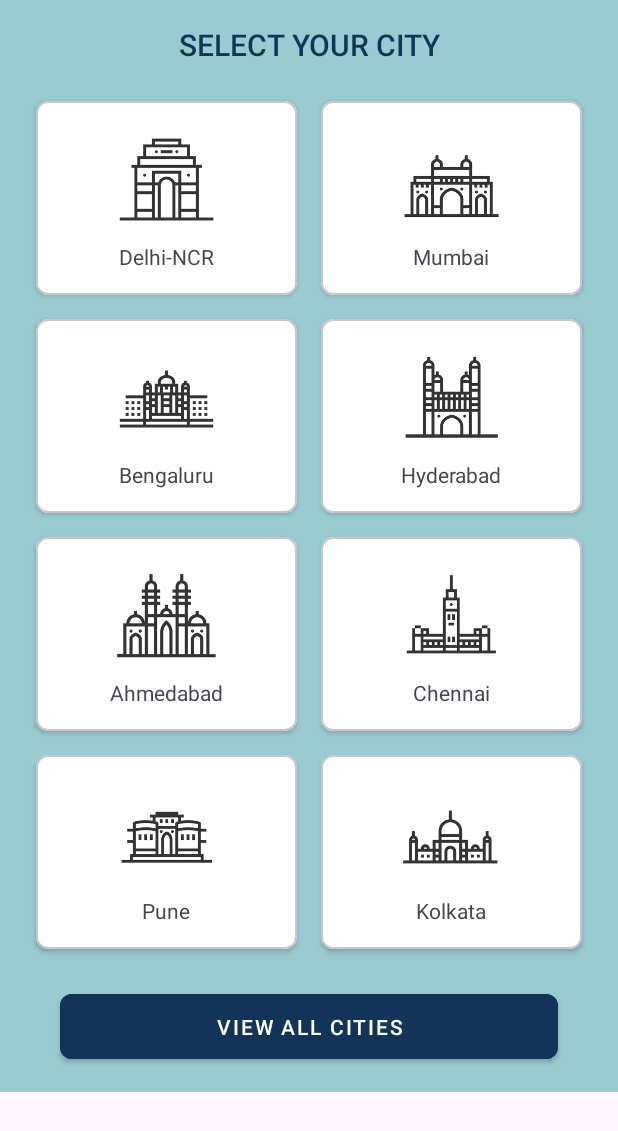
After one commit to nidhiisinghh/bookMyDoc, an Android app: the CityActivity screen opened directly, with no data from a screen before it, on a phone screen of 412 x 824 dp. The commit adds this screen. Shown: the top 1131 px of the screen. Run offline under Robolectric (Android 15) with nearby library versions, the light colour scheme and no system bars; 1 statement that could not run was skipped.

Commit message:
Updated UI pages

```diff
--- a/app/src/main/AndroidManifest.xml
+++ b/app/src/main/AndroidManifest.xml
@@ -12,6 +12,12 @@
         android:supportsRtl="true"
         android:theme="@style/Theme.BookMyDoc"
         tools:targetApi="31">
+        <activity
+            android:name=".MedicalActivity"
+            android:exported="false" />
+        <activity
+            android:name=".CityActivity"
+            android:exported="false" />
         <activity
             android:name=".view.SignupActivity"
             android:exported="false" />
--- /dev/null
+++ b/app/src/main/java/com/example/bookmydoc/CityActivity.kt
@@ -0,0 +1,20 @@
+package com.example.bookmydoc
+
+import android.os.Bundle
+import androidx.activity.enableEdgeToEdge
+import androidx.appcompat.app.AppCompatActivity
+import androidx.core.view.ViewCompat
+import androidx.core.view.WindowInsetsCompat
+
+class CityActivity : AppCompatActivity() {
+    override fun onCreate(savedInstanceState: Bundle?) {
+        super.onCreate(savedInstanceState)
+        enableEdgeToEdge()
+        setContentView(R.layout.activity_city)
+        ViewCompat.setOnApplyWindowInsetsListener(findViewById(R.id.main)) { v, insets ->
+            val systemBars = insets.getInsets(WindowInsetsCompat.Type.systemBars())
+            v.setPadding(systemBars.left, systemBars.top, systemBars.right, systemBars.bottom)
+            insets
+        }
+    }
+}
--- /dev/null
+++ b/app/src/main/res/layout/activity_city.xml
@@ -0,0 +1,309 @@
+<?xml version="1.0" encoding="utf-8"?>
+<LinearLayout xmlns:android="http://schemas.android.com/apk/res/android"
+    xmlns:app="http://schemas.android.com/apk/res-auto"
+    android:layout_width="match_parent"
+    android:layout_height="wrap_content"
+    android:orientation="vertical"
+    android:padding="16dp"
+    android:background="#9ACBD0">
+
+    <TextView
+        android:layout_width="match_parent"
+        android:layout_height="wrap_content"
+        android:text="SELECT YOUR CITY"
+        android:textAlignment="center"
+        android:textColor="#123458"
+        android:textSize="20sp"
+        android:textStyle="bold"
+        android:layout_marginBottom="16dp"
+        android:fontFamily="sans-serif-light"/>
+
+    <GridLayout
+        android:layout_width="match_parent"
+        android:layout_height="wrap_content"
+        android:alignmentMode="alignMargins"
+        android:columnCount="2"
+        android:rowCount="5"
+        android:useDefaultMargins="true">
+
+
+        <!-- Delhi-NCR -->
+        <com.google.android.material.card.MaterialCardView
+            android:id="@+id/delhi_card"
+            android:layout_width="0dp"
+            android:layout_height="wrap_content"
+            android:layout_columnWeight="1"
+            android:layout_margin="8dp"
+            app:cardCornerRadius="8dp"
+            app:cardElevation="2dp"
+            app:cardBackgroundColor="@color/white">
+
+            <LinearLayout
+                android:layout_width="match_parent"
+                android:layout_height="wrap_content"
+                android:gravity="center"
+                android:orientation="vertical"
+                android:padding="16dp">
+
+                <ImageView
+                    android:layout_width="70dp"
+                    android:layout_height="70dp"
+                    android:contentDescription="Delhi-NCR"
+                    android:src="@drawable/delhi" />
+
+                <TextView
+                    android:layout_width="wrap_content"
+                    android:layout_height="wrap_content"
+                    android:layout_marginTop="8dp"
+                    android:text="Delhi-NCR"
+                    android:textSize="14sp" />
+            </LinearLayout>
+        </com.google.android.material.card.MaterialCardView>
+
+        <!-- Mumbai -->
+        <com.google.android.material.card.MaterialCardView
+            android:id="@+id/mumbai_card"
+            android:layout_width="0dp"
+            android:layout_height="wrap_content"
+            android:layout_columnWeight="1"
+            android:layout_margin="8dp"
+            app:cardCornerRadius="8dp"
+            app:cardElevation="2dp"
+            app:cardBackgroundColor="@color/white">
+
+            <LinearLayout
+                android:layout_width="match_parent"
+                android:layout_height="wrap_content"
+                android:gravity="center"
+                android:orientation="vertical"
+                android:padding="16dp">
+
+                <ImageView
+                    android:layout_width="70dp"
+                    android:layout_height="70dp"
+                    android:contentDescription="Mumbai"
+                    android:src="@drawable/mumbai" />
+
+                <TextView
+                    android:layout_width="wrap_content"
+                    android:layout_height="wrap_content"
+                    android:layout_marginTop="8dp"
+                    android:text="Mumbai"
+                    android:textSize="14sp" />
+            </LinearLayout>
+        </com.google.android.material.card.MaterialCardView>
+
+        <!-- Bengaluru -->
+        <com.google.android.material.card.MaterialCardView
+            android:id="@+id/bengaluru_card"
+            android:layout_width="0dp"
+            android:layout_height="wrap_content"
+            android:layout_columnWeight="1"
+            android:layout_margin="8dp"
+            app:cardCornerRadius="8dp"
+            app:cardElevation="2dp"
+            app:cardBackgroundColor="@color/white">
+
+            <LinearLayout
+                android:layout_width="match_parent"
+                android:layout_height="wrap_content"
+                android:gravity="center"
+                android:orientation="vertical"
+                android:padding="16dp">
+
+                <ImageView
+                    android:layout_width="70dp"
+                    android:layout_height="70dp"
+                    android:contentDescription="Bengaluru"
+                    android:src="@drawable/bengaluru" />
+
+                <TextView
+                    android:layout_width="wrap_content"
+                    android:layout_height="wrap_content"
+                    android:layout_marginTop="8dp"
+                    android:text="Bengaluru"
+                    android:textSize="14sp" />
+            </LinearLayout>
+        </com.google.android.material.card.MaterialCardView>
+
+        <!-- Hyderabad -->
+        <com.google.android.material.card.MaterialCardView
+            android:id="@+id/hyderabad_card"
+            android:layout_width="0dp"
+            android:layout_height="wrap_content"
+            android:layout_columnWeight="1"
+            android:layout_margin="8dp"
+            app:cardCornerRadius="8dp"
+            app:cardElevation="2dp"
+            app:cardBackgroundColor="@color/white">
+
+            <LinearLayout
+                android:layout_width="match_parent"
+                android:layout_height="wrap_content"
+                android:gravity="center"
+                android:orientation="vertical"
+                android:padding="16dp">
+
+                <ImageView
+                    android:layout_width="70dp"
+                    android:layout_height="70dp"
+                    android:contentDescription="Hyderabad"
+                    android:src="@drawable/hyderabad" />
+
+                <TextView
+                    android:layout_width="wrap_content"
+                    android:layout_height="wrap_content"
+                    android:layout_marginTop="8dp"
+                    android:text="Hyderabad"
+                    android:textSize="14sp" />
+            </LinearLayout>
+        </com.google.android.material.card.MaterialCardView>
+
+        <!-- Ahmedabad -->
+        <com.google.android.material.card.MaterialCardView
+            android:id="@+id/ahmedabad_card"
+            android:layout_width="0dp"
+            android:layout_height="wrap_content"
+            android:layout_columnWeight="1"
+            android:layout_margin="8dp"
+            app:cardCornerRadius="8dp"
+            app:cardElevation="2dp"
+            app:cardBackgroundColor="@color/white">
+
+            <LinearLayout
+                android:layout_width="match_parent"
+                android:layout_height="wrap_content"
+                android:gravity="center"
+                android:orientation="vertical"
+                android:padding="16dp">
+
+                <ImageView
+                    android:layout_width="70dp"
+                    android:layout_height="70dp"
+                    android:contentDescription="Ahmedabad"
+                    android:src="@drawable/ahmedabad" />
+
+                <TextView
+                    android:layout_width="wrap_content"
+                    android:layout_height="wrap_content"
+                    android:layout_marginTop="8dp"
+                    android:text="Ahmedabad"
+                    android:textSize="14sp" />
+            </LinearLayout>
+        </com.google.android.material.card.MaterialCardView>
+
+
+        <!-- Chennai -->
+        <com.google.android.material.card.MaterialCardView
+            android:id="@+id/chennai_card"
+            android:layout_width="0dp"
+            android:layout_height="wrap_content"
+            android:layout_columnWeight="1"
+            android:layout_margin="8dp"
+            app:cardCornerRadius="8dp"
+            app:cardElevation="2dp"
+            app:cardBackgroundColor="@color/white">
+
+            <LinearLayout
+                android:layout_width="match_parent"
+                android:layout_height="wrap_content"
+                android:gravity="center"
+                android:orientation="vertical"
+                android:padding="16dp">
+
+                <ImageView
+                    android:layout_width="70dp"
+                    android:layout_height="70dp"
+                    android:contentDescription="Chennai"
+                    android:src="@drawable/chennai" />
+
+                <TextView
+                    android:layout_width="wrap_content"
+                    android:layout_height="wrap_content"
+                    android:layout_marginTop="8dp"
+                    android:text="Chennai"
+                    android:textSize="14sp" />
+            </LinearLayout>
+        </com.google.android.material.card.MaterialCardView>
+
+        <!-- Pune -->
+        <com.google.android.material.card.MaterialCardView
+            android:id="@+id/pune_card"
+            android:layout_width="0dp"
+            android:layout_height="wrap_content"
+            android:layout_columnWeight="1"
+            android:layout_margin="8dp"
+            app:cardCornerRadius="8dp"
+            app:cardElevation="2dp"
+            app:cardBackgroundColor="@color/white">
+
+            <LinearLayout
+                android:layout_width="match_parent"
+                android:layout_height="wrap_content"
+                android:gravity="center"
+                android:orientation="vertical"
+                android:padding="16dp">
+
+                <ImageView
+                    android:layout_width="70dp"
+                    android:layout_height="70dp"
+                    android:contentDescription="Pune"
+                    android:src="@drawable/pune" />
+
+                <TextView
+                    android:layout_width="wrap_content"
+                    android:layout_height="wrap_content"
+                    android:layout_marginTop="8dp"
+                    android:text="Pune"
+                    android:textSize="14sp" />
+            </LinearLayout>
+        </com.google.android.material.card.MaterialCardView>
+
+        <!-- Kolkata -->
+        <com.google.android.material.card.MaterialCardView
+            android:id="@+id/kolkata_card"
+            android:layout_width="0dp"
+            android:layout_height="wrap_content"
+            android:layout_columnWeight="1"
+            android:layout_margin="8dp"
+            app:cardCornerRadius="8dp"
+            app:cardElevation="2dp"
+            app:cardBackgroundColor="@color/white">
+
+            <LinearLayout
+                android:layout_width="match_parent"
+                android:layout_height="wrap_content"
+                android:gravity="center"
+                android:orientation="vertical"
+                android:padding="16dp">
+
+                <ImageView
+                    android:layout_width="70dp"
+                    android:layout_height="70dp"
+                    android:contentDescription="Kolkata"
+                    android:src="@drawable/kolkata" />
+
+                <TextView
+                    android:layout_width="wrap_content"
+                    android:layout_height="wrap_content"
+                    android:layout_marginTop="8dp"
+                    android:text="Kolkata"
+                    android:textSize="14sp" />
+            </LinearLayout>
+        </com.google.android.material.card.MaterialCardView>
+    </GridLayout>
+
+    <com.google.android.material.button.MaterialButton
+        android:id="@+id/view_all_cities"
+        android:layout_width="match_parent"
+        android:layout_height="wrap_content"
+        android:text="View All Cities"
+        android:textColor="#FFFFFF"
+        android:layout_marginTop="16dp"
+        android:layout_marginHorizontal="24dp"
+        app:cornerRadius="8dp"
+        style="@style/Widget.MaterialComponents.Button"
+        android:padding="12dp"
+        android:backgroundTint="#123458"/>
+
+</LinearLayout>
--- a/app/src/main/res/layout/activity_login.xml
+++ b/app/src/main/res/layout/activity_login.xml
@@ -7,7 +7,7 @@
     android:orientation="vertical"
     android:gravity="center"
     android:padding="16dp"
-    android:background="#F2EFE7">
+    android:background="#9ACBD0">
 
     <!-- App Logo -->
     <ImageView
--- a/app/src/main/res/layout/activity_signup.xml
+++ b/app/src/main/res/layout/activity_signup.xml
@@ -17,7 +17,7 @@
         <ImageView
             android:layout_width="100dp"
             android:layout_height="100dp"
-            android:src="@drawable/doctor"
+            android:src="@drawable/baseline_account"
             android:contentDescription="App Logo"
             android:layout_gravity="center"
             android:layout_marginBottom="10dp"/>
```
Also changed, not shown: app/src/main/java/com/example/bookmydoc/MedicalActivity.kt (added, +20 -0 lines), app/src/main/res/layout/activity_medical.xml (added, +339 -0 lines), app/src/main/res/drawable/ahmedabad.png (added), app/src/main/res/drawable/bengaluru.png (added), app/src/main/res/drawable/chennai.png (added), app/src/main/res/drawable/delhi.png (added), app/src/main/res/drawable/hyderabad.png (added), app/src/main/res/drawable/kolkata.png (added), app/src/main/res/drawable/mumbai.png (added), app/src/main/res/drawable/pune.png (added).
